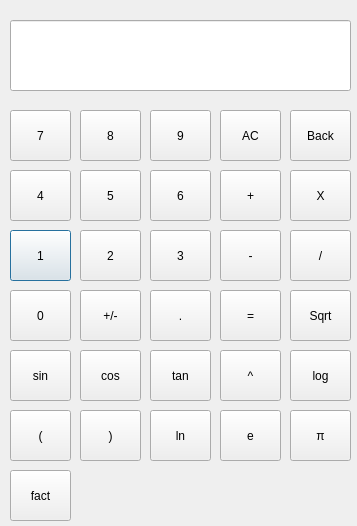
The window that calculator.ui (taapas1128/Calculator_pyqt) describes before a commit, drawn with Qt 5.
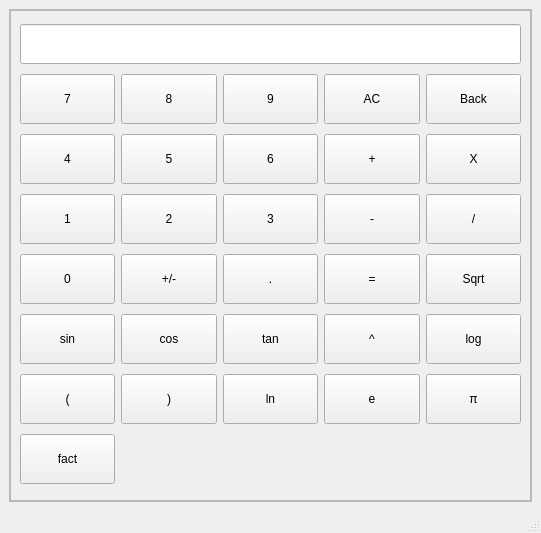
The same window after the commit.

Commit message: Set size constrain to the window

Patch:
```diff
--- a/calculator.ui
+++ b/calculator.ui
@@ -1,431 +1,494 @@
 <?xml version="1.0" encoding="UTF-8"?>
 <ui version="4.0">
- <class>Dialog</class>
- <widget class="QDialog" name="Dialog">
+ <class>MainWindow</class>
+ <widget class="QMainWindow" name="MainWindow">
   <property name="geometry">
    <rect>
     <x>0</x>
     <y>0</y>
-    <width>357</width>
-    <height>526</height>
+    <width>541</width>
+    <height>533</height>
    </rect>
   </property>
+  <property name="minimumSize">
+   <size>
+    <width>541</width>
+    <height>533</height>
+   </size>
+  </property>
+  <property name="maximumSize">
+   <size>
+    <width>541</width>
+    <height>533</height>
+   </size>
+  </property>
   <property name="windowTitle">
    <string>Dialog</string>
   </property>
-  <widget class="QPushButton" name="b1">
-   <property name="geometry">
-    <rect>
-     <x>10</x>
-     <y>230</y>
-     <width>61</width>
-     <height>51</height>
-    </rect>
-   </property>
-   <property name="text">
-    <string>1</string>
-   </property>
-  </widget>
-  <widget class="QPushButton" name="b3">
-   <property name="geometry">
-    <rect>
-     <x>150</x>
-     <y>230</y>
-     <width>61</width>
-     <height>51</height>
-    </rect>
-   </property>
-   <property name="text">
-    <string>3</string>
-   </property>
-  </widget>
-  <widget class="QPushButton" name="b2">
-   <property name="geometry">
-    <rect>
-     <x>80</x>
-     <y>230</y>
-     <width>61</width>
-     <height>51</height>
-    </rect>
-   </property>
-   <property name="text">
-    <string>2</string>
-   </property>
-  </widget>
-  <widget class="QPushButton" name="b6">
-   <property name="geometry">
-    <rect>
-     <x>150</x>
-     <y>170</y>
-     <width>61</width>
-     <height>51</height>
-    </rect>
-   </property>
+  <widget class="QWidget" name="centralwidget">
+   <layout class="QGridLayout" name="gridLayout_2">
+    <item row="0" column="0">
+     <widget class="QFrame" name="frame">
+      <property name="frameShape">
+       <enum>QFrame::StyledPanel</enum>
+      </property>
+      <property name="frameShadow">
+       <enum>QFrame::Raised</enum>
+      </property>
+      <layout class="QGridLayout" name="gridLayout">
+       <property name="margin">
+        <number>0</number>
+       </property>
+       <property name="spacing">
+        <number>0</number>
+       </property>
+       <item row="0" column="0">
+        <widget class="QFrame" name="frame_2">
+         <property name="minimumSize">
+          <size>
+           <width>0</width>
+           <height>50</height>
+          </size>
+         </property>
+         <property name="frameShape">
+          <enum>QFrame::StyledPanel</enum>
+         </property>
+         <property name="frameShadow">
+          <enum>QFrame::Raised</enum>
+         </property>
+         <layout class="QGridLayout" name="gridLayout_3">
+          <item row="1" column="3">
+           <widget class="QPushButton" name="clear">
+            <property name="minimumSize">
+             <size>
+              <width>0</width>
+              <height>50</height>
+             </size>
+            </property>
    <property name="text">
-    <string>6</string>
-   </property>
-  </widget>
-  <widget class="QPushButton" name="b5">
-   <property name="geometry">
-    <rect>
-     <x>80</x>
-     <y>170</y>
-     <width>61</width>
-     <height>51</height>
-    </rect>
+             <string>AC</string>
+            </property>
+           </widget>
+          </item>
+          <item row="1" column="4">
+           <widget class="QPushButton" name="back">
+            <property name="minimumSize">
+             <size>
+              <width>0</width>
+              <height>50</height>
+             </size>
    </property>
    <property name="text">
-    <string>5</string>
-   </property>
-  </widget>
+             <string>Back</string>
+            </property>
+           </widget>
+          </item>
+          <item row="2" column="0">
   <widget class="QPushButton" name="b4">
-   <property name="geometry">
-    <rect>
-     <x>10</x>
-     <y>170</y>
-     <width>61</width>
-     <height>51</height>
-    </rect>
+            <property name="minimumSize">
+             <size>
+              <width>0</width>
+              <height>50</height>
+             </size>
    </property>
    <property name="text">
     <string>4</string>
    </property>
   </widget>
-  <widget class="QPushButton" name="b9">
-   <property name="geometry">
-    <rect>
-     <x>150</x>
-     <y>110</y>
-     <width>61</width>
-     <height>51</height>
-    </rect>
-   </property>
-   <property name="text">
-    <string>9</string>
-   </property>
-  </widget>
+          </item>
+          <item row="1" column="1">
   <widget class="QPushButton" name="b8">
-   <property name="geometry">
-    <rect>
-     <x>80</x>
-     <y>110</y>
-     <width>61</width>
-     <height>51</height>
-    </rect>
+            <property name="minimumSize">
+             <size>
+              <width>0</width>
+              <height>50</height>
+             </size>
    </property>
    <property name="text">
     <string>8</string>
    </property>
   </widget>
+          </item>
+          <item row="0" column="0" colspan="5">
+           <widget class="QLineEdit" name="display">
+            <property name="minimumSize">
+             <size>
+              <width>0</width>
+              <height>40</height>
+             </size>
+            </property>
+           </widget>
+          </item>
+          <item row="1" column="0">
   <widget class="QPushButton" name="b7">
-   <property name="geometry">
-    <rect>
-     <x>10</x>
-     <y>110</y>
-     <width>61</width>
-     <height>51</height>
-    </rect>
+            <property name="minimumSize">
+             <size>
+              <width>0</width>
+              <height>50</height>
+             </size>
    </property>
    <property name="text">
     <string>7</string>
    </property>
   </widget>
-  <widget class="QPushButton" name="plus_minus">
-   <property name="geometry">
-    <rect>
-     <x>80</x>
-     <y>290</y>
-     <width>61</width>
-     <height>51</height>
-    </rect>
+          </item>
+          <item row="1" column="2">
+           <widget class="QPushButton" name="b9">
+            <property name="minimumSize">
+             <size>
+              <width>0</width>
+              <height>50</height>
+             </size>
    </property>
    <property name="text">
-    <string>+/-</string>
-   </property>
-  </widget>
+             <string>9</string>
+            </property>
+           </widget>
+          </item>
+          <item row="5" column="1">
+           <widget class="QPushButton" name="cos">
+            <property name="minimumSize">
+             <size>
+              <width>0</width>
+              <height>50</height>
+             </size>
+            </property>
+            <property name="text">
+             <string>cos</string>
+            </property>
+           </widget>
+          </item>
+          <item row="5" column="2">
+           <widget class="QPushButton" name="tan">
+            <property name="minimumSize">
+             <size>
+              <width>0</width>
+              <height>50</height>
+             </size>
+            </property>
+            <property name="text">
+             <string>tan</string>
+            </property>
+           </widget>
+          </item>
+          <item row="3" column="3">
+           <widget class="QPushButton" name="substract">
+            <property name="minimumSize">
+             <size>
+              <width>0</width>
+              <height>50</height>
+             </size>
+            </property>
+            <property name="text">
+             <string>-</string>
+            </property>
+           </widget>
+          </item>
+          <item row="4" column="0">
   <widget class="QPushButton" name="b0">
-   <property name="geometry">
-    <rect>
-     <x>10</x>
-     <y>290</y>
-     <width>61</width>
-     <height>51</height>
-    </rect>
+            <property name="minimumSize">
+             <size>
+              <width>0</width>
+              <height>50</height>
+             </size>
    </property>
    <property name="text">
     <string>0</string>
    </property>
   </widget>
-  <widget class="QPushButton" name="decimal">
-   <property name="geometry">
-    <rect>
-     <x>150</x>
-     <y>290</y>
-     <width>61</width>
-     <height>51</height>
-    </rect>
-   </property>
-   <property name="text">
-    <string>.</string>
-   </property>
-  </widget>
-  <widget class="QLineEdit" name="display">
-   <property name="geometry">
-    <rect>
-     <x>10</x>
-     <y>20</y>
-     <width>341</width>
-     <height>71</height>
-    </rect>
-   </property>
-  </widget>
+          </item>
+          <item row="4" column="3">
   <widget class="QPushButton" name="equal">
-   <property name="geometry">
-    <rect>
-     <x>220</x>
-     <y>290</y>
-     <width>61</width>
-     <height>51</height>
-    </rect>
+            <property name="minimumSize">
+             <size>
+              <width>0</width>
+              <height>50</height>
+             </size>
    </property>
    <property name="text">
     <string>=</string>
    </property>
   </widget>
-  <widget class="QPushButton" name="clear">
-   <property name="geometry">
-    <rect>
-     <x>220</x>
-     <y>110</y>
-     <width>61</width>
-     <height>51</height>
-    </rect>
-   </property>
-   <property name="text">
-    <string>AC</string>
-   </property>
-  </widget>
-  <widget class="QPushButton" name="back">
-   <property name="geometry">
-    <rect>
-     <x>290</x>
-     <y>110</y>
-     <width>61</width>
-     <height>51</height>
-    </rect>
-   </property>
-   <property name="text">
-    <string>Back</string>
-   </property>
-  </widget>
-  <widget class="QPushButton" name="add">
-   <property name="geometry">
-    <rect>
-     <x>220</x>
-     <y>170</y>
-     <width>61</width>
-     <height>51</height>
-    </rect>
-   </property>
-   <property name="text">
-    <string>+</string>
-   </property>
-  </widget>
-  <widget class="QPushButton" name="substract">
-   <property name="geometry">
-    <rect>
-     <x>220</x>
-     <y>230</y>
-     <width>61</width>
-     <height>51</height>
-    </rect>
-   </property>
-   <property name="text">
-    <string>-</string>
-   </property>
-  </widget>
-  <widget class="QPushButton" name="divide">
-   <property name="geometry">
-    <rect>
-     <x>290</x>
-     <y>230</y>
-     <width>61</width>
-     <height>51</height>
-    </rect>
-   </property>
-   <property name="text">
-    <string>/</string>
-   </property>
-  </widget>
-  <widget class="QPushButton" name="multiply">
-   <property name="geometry">
-    <rect>
-     <x>290</x>
-     <y>170</y>
-     <width>61</width>
-     <height>51</height>
-    </rect>
-   </property>
-   <property name="text">
-    <string>X</string>
-   </property>
-  </widget>
-  <widget class="QPushButton" name="sq_root">
-   <property name="geometry">
-    <rect>
-     <x>290</x>
-     <y>290</y>
-     <width>61</width>
-     <height>51</height>
-    </rect>
-   </property>
-   <property name="text">
-    <string>Sqrt</string>
-   </property>
-  </widget>
+          </item>
+          <item row="5" column="0">
   <widget class="QPushButton" name="sin">
-   <property name="geometry">
-    <rect>
-     <x>10</x>
-     <y>350</y>
-     <width>61</width>
-     <height>51</height>
-    </rect>
+            <property name="minimumSize">
+             <size>
+              <width>0</width>
+              <height>50</height>
+             </size>
    </property>
    <property name="text">
     <string>sin</string>
    </property>
   </widget>
-  <widget class="QPushButton" name="cos">
-   <property name="geometry">
-    <rect>
-     <x>80</x>
-     <y>350</y>
-     <width>61</width>
-     <height>51</height>
-    </rect>
+          </item>
+          <item row="2" column="4">
+           <widget class="QPushButton" name="multiply">
+            <property name="minimumSize">
+             <size>
+              <width>0</width>
+              <height>50</height>
+             </size>
    </property>
    <property name="text">
-    <string>cos</string>
-   </property>
-  </widget>
-  <widget class="QPushButton" name="tan">
-   <property name="geometry">
-    <rect>
-     <x>150</x>
-     <y>350</y>
-     <width>61</width>
-     <height>51</height>
-    </rect>
-   </property>
-   <property name="text">
-    <string>tan</string>
-   </property>
-  </widget>
+             <string>X</string>
+            </property>
+           </widget>
+          </item>
+          <item row="5" column="3">
   <widget class="QPushButton" name="power">
-   <property name="geometry">
-    <rect>
-     <x>220</x>
-     <y>350</y>
-     <width>61</width>
-     <height>51</height>
-    </rect>
+            <property name="minimumSize">
+             <size>
+              <width>0</width>
+              <height>50</height>
+             </size>
    </property>
    <property name="text">
     <string>^</string>
    </property>
   </widget>
+          </item>
+          <item row="3" column="1">
+           <widget class="QPushButton" name="b2">
+            <property name="minimumSize">
+             <size>
+              <width>0</width>
+              <height>50</height>
+             </size>
+            </property>
+            <property name="text">
+             <string>2</string>
+            </property>
+           </widget>
+          </item>
+          <item row="3" column="4">
+           <widget class="QPushButton" name="divide">
+            <property name="minimumSize">
+             <size>
+              <width>0</width>
+              <height>50</height>
+             </size>
+            </property>
+            <property name="text">
+             <string>/</string>
+            </property>
+           </widget>
+          </item>
+          <item row="4" column="1">
+           <widget class="QPushButton" name="plus_minus">
+            <property name="minimumSize">
+             <size>
+              <width>0</width>
+              <height>50</height>
+             </size>
+            </property>
+            <property name="text">
+             <string>+/-</string>
+            </property>
+           </widget>
+          </item>
+          <item row="5" column="4">
   <widget class="QPushButton" name="log">
-   <property name="geometry">
-    <rect>
-     <x>290</x>
-     <y>350</y>
-     <width>61</width>
-     <height>51</height>
-    </rect>
+            <property name="minimumSize">
+             <size>
+              <width>0</width>
+              <height>50</height>
+             </size>
    </property>
    <property name="text">
     <string>log</string>
    </property>
   </widget>
+          </item>
+          <item row="6" column="0">
   <widget class="QPushButton" name="b_open">
-   <property name="geometry">
-    <rect>
-     <x>10</x>
-     <y>410</y>
-     <width>61</width>
-     <height>51</height>
-    </rect>
+            <property name="minimumSize">
+             <size>
+              <width>0</width>
+              <height>50</height>
+             </size>
    </property>
    <property name="text">
     <string>(</string>
    </property>
   </widget>
+          </item>
+          <item row="6" column="1">
   <widget class="QPushButton" name="b_close">
-   <property name="geometry">
-    <rect>
-     <x>80</x>
-     <y>410</y>
-     <width>61</width>
-     <height>51</height>
-    </rect>
+            <property name="minimumSize">
+             <size>
+              <width>0</width>
+              <height>50</height>
+             </size>
    </property>
    <property name="text">
     <string>)</string>
    </property>
   </widget>
+          </item>
+          <item row="6" column="2">
   <widget class="QPushButton" name="ln">
-   <property name="geometry">
-    <rect>
-     <x>150</x>
-     <y>410</y>
-     <width>61</width>
-     <height>51</height>
-    </rect>
+            <property name="minimumSize">
+             <size>
+              <width>0</width>
+              <height>50</height>
+             </size>
    </property>
    <property name="text">
     <string>ln</string>
    </property>
   </widget>
+          </item>
+          <item row="6" column="3">
   <widget class="QPushButton" name="e">
-   <property name="geometry">
-    <rect>
-     <x>220</x>
-     <y>410</y>
-     <width>61</width>
-     <height>51</height>
-    </rect>
+            <property name="minimumSize">
+             <size>
+              <width>0</width>
+              <height>50</height>
+             </size>
    </property>
    <property name="text">
     <string>e</string>
    </property>
   </widget>
+          </item>
+          <item row="6" column="4">
   <widget class="QPushButton" name="pi">
-   <property name="geometry">
-    <rect>
-     <x>290</x>
-     <y>410</y>
-     <width>61</width>
-     <height>51</height>
-    </rect>
+            <property name="minimumSize">
+             <size>
+              <width>0</width>
+              <height>50</height>
+             </size>
    </property>
    <property name="text">
     <string>π</string>
    </property>
   </widget>
+          </item>
+          <item row="7" column="0">
   <widget class="QPushButton" name="fact">
-   <property name="geometry">
-    <rect>
-     <x>10</x>
-     <y>470</y>
-     <width>61</width>
-     <height>51</height>
-    </rect>
+            <property name="minimumSize">
+             <size>
+              <width>0</width>
+              <height>50</height>
+             </size>
    </property>
    <property name="text">
     <string>fact</string>
    </property>
   </widget>
+          </item>
+          <item row="2" column="1">
+           <widget class="QPushButton" name="b5">
+            <property name="minimumSize">
+             <size>
+              <width>0</width>
+              <height>50</height>
+             </size>
+            </property>
+            <property name="text">
+             <string>5</string>
+            </property>
+           </widget>
+          </item>
+          <item row="2" column="2">
+           <widget class="QPushButton" name="b6">
+            <property name="minimumSize">
+             <size>
+              <width>0</width>
+              <height>50</height>
+             </size>
+            </property>
+            <property name="text">
+             <string>6</string>
+            </property>
+           </widget>
+          </item>
+          <item row="3" column="0">
+           <widget class="QPushButton" name="b1">
+            <property name="minimumSize">
+             <size>
+              <width>0</width>
+              <height>50</height>
+             </size>
+            </property>
+            <property name="text">
+             <string>1</string>
+            </property>
+           </widget>
+          </item>
+          <item row="3" column="2">
+           <widget class="QPushButton" name="b3">
+            <property name="minimumSize">
+             <size>
+              <width>0</width>
+              <height>50</height>
+             </size>
+            </property>
+            <property name="text">
+             <string>3</string>
+            </property>
+           </widget>
+          </item>
+          <item row="2" column="3">
+           <widget class="QPushButton" name="add">
+            <property name="minimumSize">
+             <size>
+              <width>0</width>
+              <height>50</height>
+             </size>
+            </property>
+            <property name="text">
+             <string>+</string>
+            </property>
+           </widget>
+          </item>
+          <item row="4" column="4">
+           <widget class="QPushButton" name="sq_root">
+            <property name="minimumSize">
+             <size>
+              <width>0</width>
+              <height>50</height>
+             </size>
+            </property>
+            <property name="text">
+             <string>Sqrt</string>
+            </property>
+           </widget>
+          </item>
+          <item row="4" column="2">
+           <widget class="QPushButton" name="decimal">
+            <property name="minimumSize">
+             <size>
+              <width>0</width>
+              <height>50</height>
+             </size>
+            </property>
+            <property name="text">
+             <string>.</string>
+            </property>
+           </widget>
+          </item>
+         </layout>
+        </widget>
+       </item>
+      </layout>
+     </widget>
+    </item>
+   </layout>
+  </widget>
+  <widget class="QMenuBar" name="menubar">
+   <property name="geometry">
+    <rect>
+     <x>0</x>
+     <y>0</y>
+     <width>541</width>
+     <height>26</height>
+    </rect>
+   </property>
+  </widget>
+  <widget class="QStatusBar" name="statusbar"/>
  </widget>
  <resources/>
  <connections/>
```
Left out of the diff: 2 changed lines with no effect on the pictures. Lines whose indentation alone changed are shown as unchanged. The commit also changes 1 other file.
